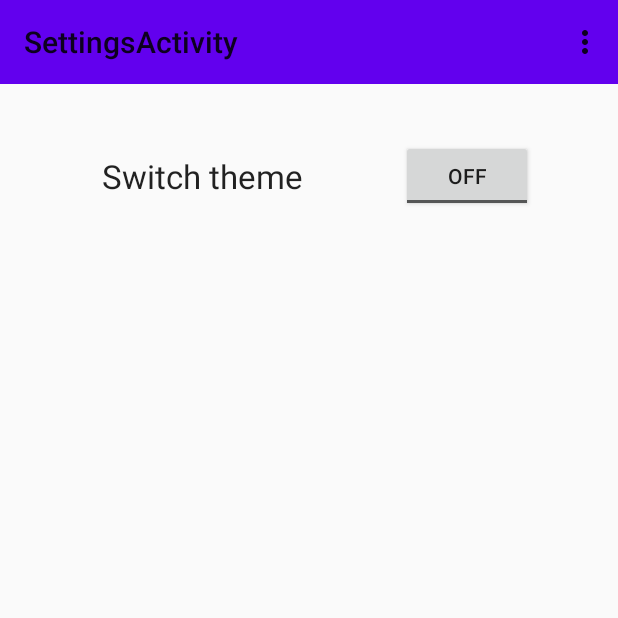
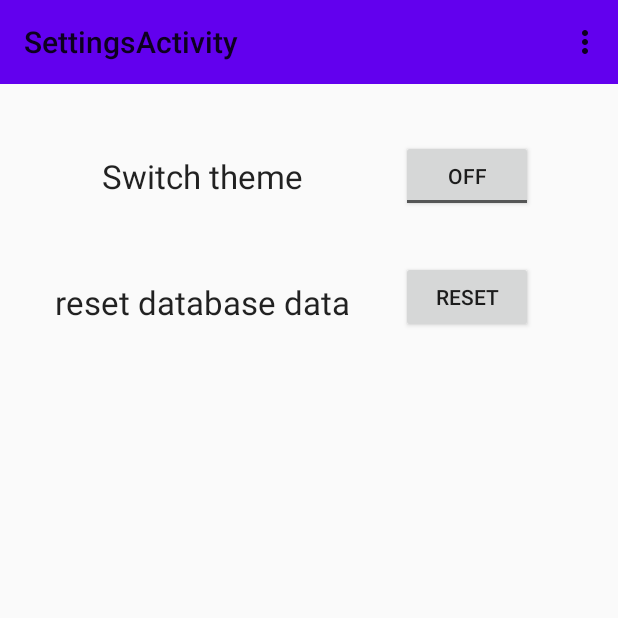
Before and after one commit to mattpost1700/AI-Camera-App, an Android app: the SettingsActivity screen opened directly, with no data from a screen before it, on a phone screen of 412 x 824 dp, the top half of it. Run offline under Robolectric (Android 15) with nearby library versions, the phone set to English and light mode, and no system bars.

Commit message:
--add in reset data base in settings, it allows you to clear all the data in the database just in case if something goes wrong as well as make testing a bit easier

```diff
--- a/app/src/main/java/com/example/aicameraapp/SettingsActivity.java
+++ b/app/src/main/java/com/example/aicameraapp/SettingsActivity.java
@@ -5,10 +5,13 @@ import android.util.Log;
 import android.view.Menu;
 import android.view.MenuItem;
 import android.view.View;
+import android.widget.Button;
 import android.widget.ToggleButton;
 import androidx.appcompat.app.AppCompatActivity;
 import androidx.appcompat.app.AppCompatDelegate;
 import androidx.appcompat.widget.Toolbar;
+
+import com.example.database.PredictionDatabase;
 
 public class SettingsActivity extends AppCompatActivity {
 
@@ -19,6 +22,7 @@ public class SettingsActivity extends AppCompatActivity {
         Toolbar toolbar = findViewById(R.id.settingsTB);
         setSupportActionBar(toolbar);
         ToggleButton toggle = findViewById(R.id.themeSwitchBtn);
+        Button resetBtn = findViewById(R.id.resetButton);
         toggle.setOnClickListener(new View.OnClickListener() {
             @Override
             public void onClick(View v) {
@@ -29,6 +33,12 @@ public class SettingsActivity extends AppCompatActivity {
                     AppCompatDelegate.setDefaultNightMode(AppCompatDelegate.MODE_NIGHT_YES);
                     toggle.setChecked(true);
                 }
+            }
+        });
+        resetBtn.setOnClickListener(new View.OnClickListener() {
+            @Override
+            public void onClick(View v) {
+                PredictionDatabase.resetData();
             }
         });
     }
--- a/app/src/main/java/com/example/database/PredictionDAO.java
+++ b/app/src/main/java/com/example/database/PredictionDAO.java
@@ -18,6 +18,9 @@ public interface PredictionDAO {
     @Query("SELECT * FROM predictions WHERE rowid = :rowId")
     Prediction getById(int rowId);
 
+    @Query("DELETE FROM predictions")
+    void resetData();
+
     @Insert
     void insert(Prediction... predictions);
 
--- a/app/src/main/res/layout/settings_activity.xml
+++ b/app/src/main/res/layout/settings_activity.xml
@@ -45,4 +45,28 @@
         app:layout_constraintTop_toBottomOf="@+id/settingsTB"
         app:layout_constraintVertical_bias="0.052" />
 
+    <Button
+        android:id="@+id/resetButton"
+        android:layout_width="wrap_content"
+        android:layout_height="wrap_content"
+        android:text="@string/reset"
+        app:layout_constraintBottom_toBottomOf="parent"
+        app:layout_constraintEnd_toEndOf="@+id/themeSwitchBtn"
+        app:layout_constraintHorizontal_bias="0.0"
+        app:layout_constraintStart_toStartOf="@+id/themeSwitchBtn"
+        app:layout_constraintTop_toBottomOf="@+id/themeSwitchBtn"
+        app:layout_constraintVertical_bias="0.051" />
+
+    <TextView
+        android:id="@+id/resetText"
+        android:layout_width="wrap_content"
+        android:layout_height="wrap_content"
+        android:text="@string/reset_database_data"
+        android:textAppearance="@style/TextAppearance.AppCompat.Large"
+        app:layout_constraintBottom_toBottomOf="parent"
+        app:layout_constraintEnd_toEndOf="@+id/themeSwitchText"
+        app:layout_constraintStart_toStartOf="@+id/themeSwitchText"
+        app:layout_constraintTop_toBottomOf="@+id/themeSwitchText"
+        app:layout_constraintVertical_bias="0.082" />
+
 </androidx.constraintlayout.widget.ConstraintLayout>
--- a/app/src/main/res/values/strings.xml
+++ b/app/src/main/res/values/strings.xml
@@ -27,7 +27,6 @@
     <string name="scan">Scan</string>
     <string name="import_picture">Import Picture</string>
     <string name="hello_world_splash">Hello World, splash</string>
-    <string name="todo">TODO</string>
     <string name="switch_to_dark_theme">Switch theme</string>
     <string name="togglebutton">ToggleButton</string>
     <string name="save_dialog_title">Save Prediction?</string>
@@ -36,4 +35,6 @@
     <string name="last_entry_to_database">Last Entry</string>
     <string name="choose_entry">Choose Entry</string>
     <string name="confirm_choice">Confirm Choice</string>
+    <string name="reset_database_data">reset database data</string>
+    <string name="reset">Reset</string>
 </resources>
```
Also changed, not shown: app/src/main/java/com/example/database/PredictionDatabase.java (+9 -9 lines), app/src/main/res/layout/predictions_activity.xml (+19 -5 lines).
